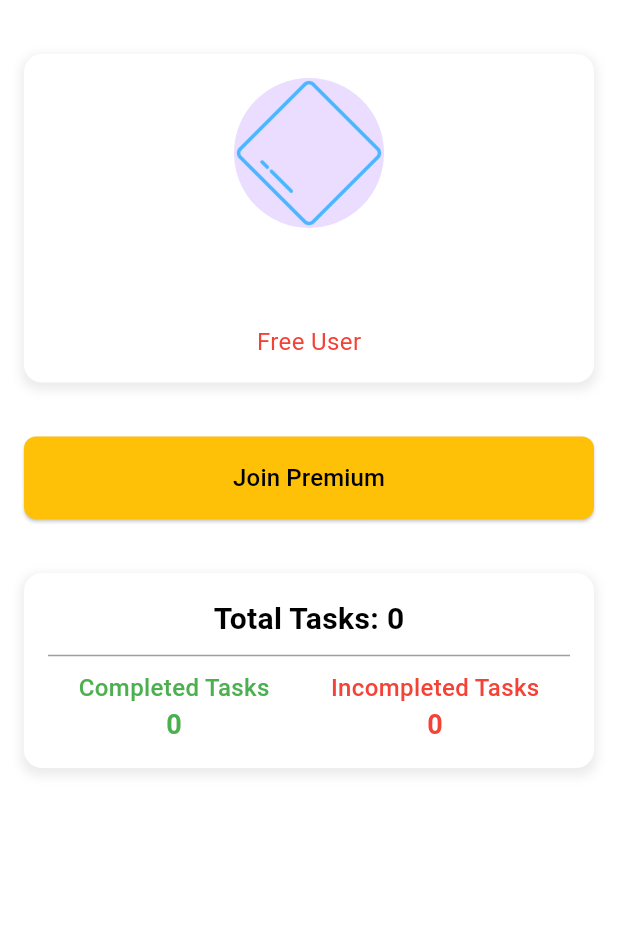
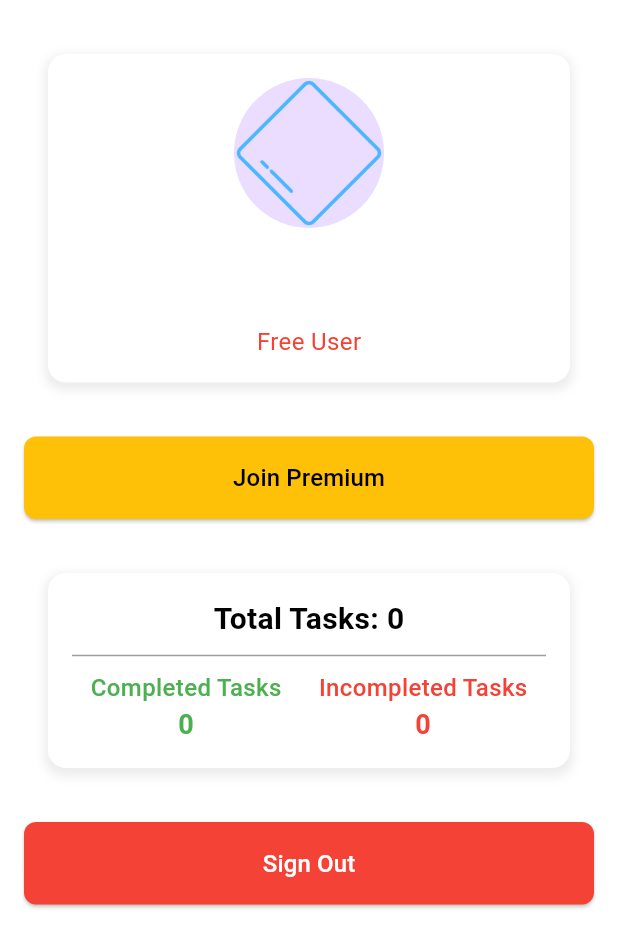
Before and after one commit to PedroCB192/Taskify, a Flutter app: the ProfileScreen screen opened directly, on a phone screen of 412 x 824 dp. Shown: the top 947 px of the screen. Run offline on Flutter 3.47's test engine with Material 3 defaults, Android fonts, the phone set to English and light mode, and no system bars; our stand-ins replace audioplayers, cloud_firestore, firebase_auth, firebase_core, hive, hive_flutter and 1 more; accounts and stored records are empty.

Commit message:
feat: Update ProfileScreen layout and add sign-out functionality

```diff
--- a/lib/features/profile/screens/profile_screen.dart
+++ b/lib/features/profile/screens/profile_screen.dart
@@ -1,5 +1,6 @@
 import 'package:flutter/material.dart';
 import 'package:provider/provider.dart';
+import 'package:taskify/features/auth/services/auth_service.dart';
 import 'package:taskify/features/profile/provider/user_provider.dart';
 import 'package:taskify/features/profile/widgets/users_profile_widget.dart';
 import 'package:taskify/features/profile/widgets/tasks_metric_widget.dart';
@@ -21,27 +22,16 @@ class ProfileScreen extends StatelessWidget {
     return Scaffold(
       body: SafeArea(
         child: SingleChildScrollView(
-          child: ConstrainedBox(
-            constraints: const BoxConstraints(
-              minHeight: 0,
-              maxHeight: double.infinity,
-              maxWidth: double.infinity,
-            ),
+          child: Padding(
+            padding: const EdgeInsets.symmetric(horizontal: 16.0),
             child: Column(
-              mainAxisSize: MainAxisSize.min,
+              crossAxisAlignment: CrossAxisAlignment.stretch,
               children: [
                 const SizedBox(height: 20),
-                SizedBox(
-                  width: double.infinity, // Expandir a todo el ancho
-                  child: UsersProfileWidget(user: user),
-                ),
+                UsersProfileWidget(user: user),
                 const SizedBox(height: 20),
                 if (!user.isPremium)
-                  Padding(
-                    padding: const EdgeInsets.symmetric(horizontal: 16.0),
-                    child: SizedBox(
-                      width: double.infinity,
-                      child: ElevatedButton(
+                  ElevatedButton(
                     onPressed: () {
                       showDialog(
                         context: context,
@@ -79,13 +69,27 @@ class ProfileScreen extends StatelessWidget {
                       style: TextStyle(fontSize: 16, color: Colors.black),
                     ),
                   ),
+                const SizedBox(height: 20),
+                const TasksMetricWidget(),
+                const SizedBox(height: 20),
+                ElevatedButton(
+                  onPressed: () async {
+                    final authService = AuthService();
+                    await authService.signOut();
+                    Navigator.of(context).pushReplacementNamed('/login');
+                  },
+                  style: ElevatedButton.styleFrom(
+                    backgroundColor: Colors.red,
+                    shape: RoundedRectangleBorder(
+                      borderRadius: BorderRadius.circular(8.0),
+                    ),
+                  ),
+                  child: const Text(
+                    'Sign Out',
+                    style: TextStyle(fontSize: 16, color: Colors.white),
                   ),
                 ),
                 const SizedBox(height: 20),
-                SizedBox(
-                  width: double.infinity,
-                  child: const TasksMetricWidget(),
-                ),
               ],
             ),
           ),
--- a/lib/main.dart
+++ b/lib/main.dart
@@ -115,11 +115,12 @@ class MainApp extends StatelessWidget {
     return MaterialApp(
       debugShowCheckedModeBanner: false,
       theme: appLightTheme,
-      home: const MainLayout(),
+      home:
+          const MainLayout(), // Redirigir al MainLayout como pantalla principal
       routes: {
         '/login': (context) => const Login(),
         '/register': (context) => const Register(),
-        '/tasks': (context) => const TasksScreen(),
+        '/tasks': (context) => const MainLayout(), // Ruta para MainLayout
       },
     );
   }
```
Lines whose indentation alone changed are shown as unchanged.
